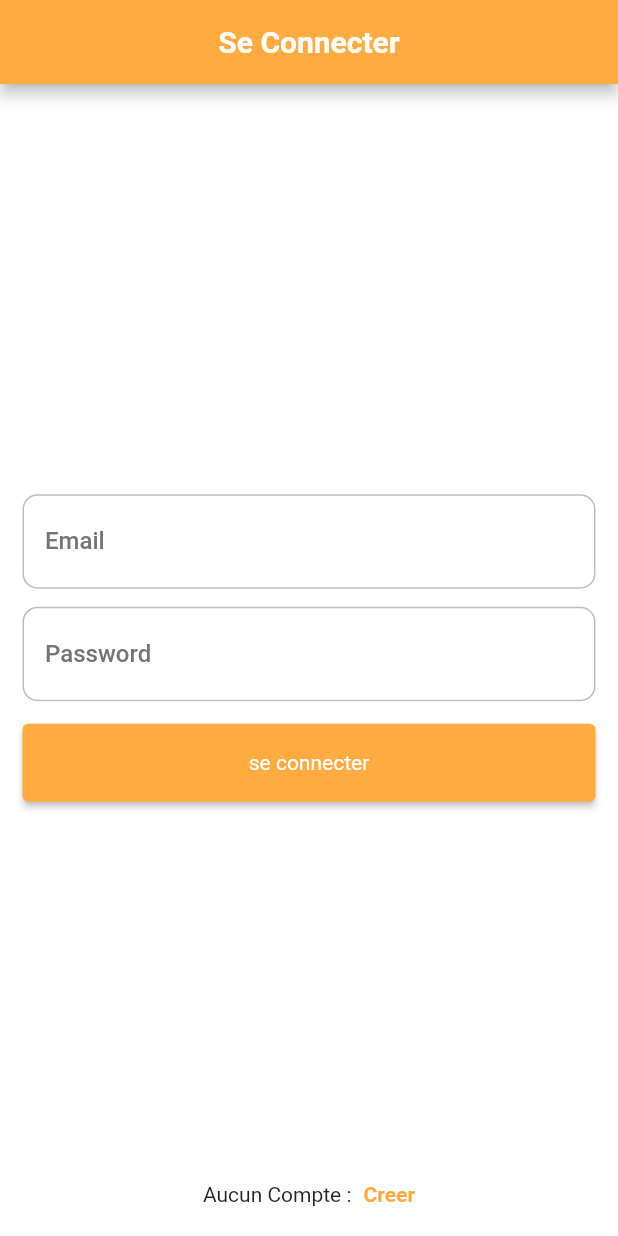
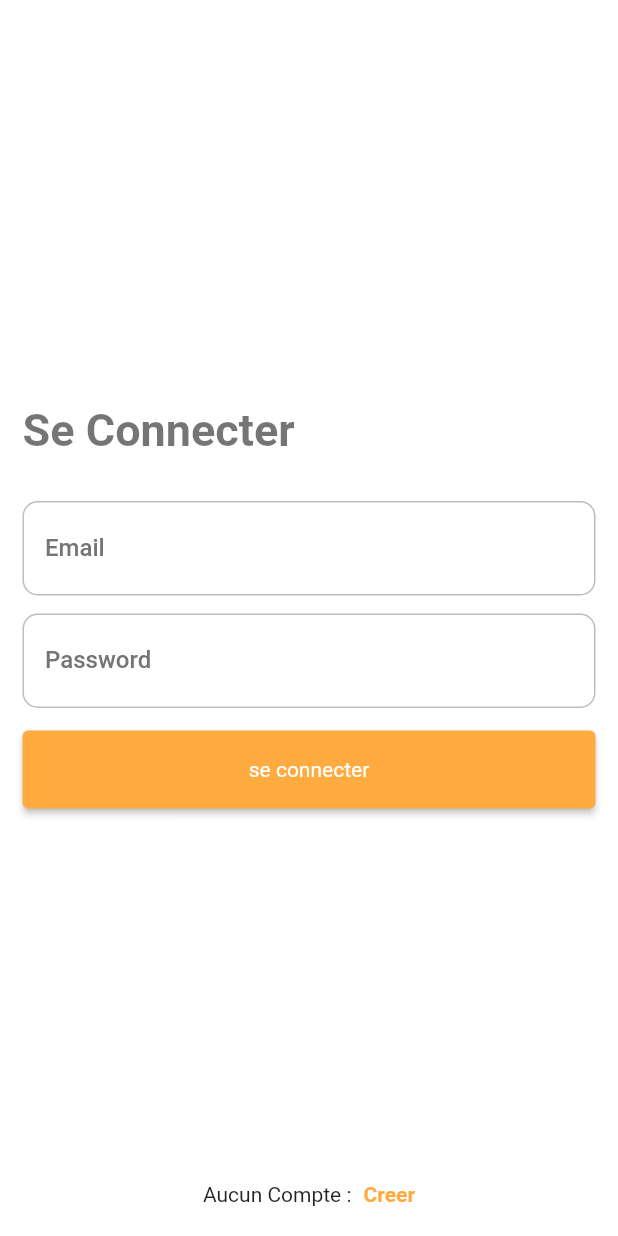
Before and after one commit to prudent-migabo/julishap, a Flutter app: the screen it shows after launch, after a tap on "creer", after a tap on "Connectez Vous", on a phone screen of 412 x 824 dp. Run offline on Flutter 3.47's test engine with Material 2 defaults, Android fonts, the phone set to English and light mode, and no system bars; our stand-ins replace bloc, cloud_firestore, dio, equatable, firebase_auth, firebase_core and 5 more; missing offline and left inert: flutter_map_location_marker; accounts and stored records are empty; Roboto replaces fonts that are missing (Questrial).

Commit message:
login,register screen updated

```diff
--- a/julishap_police/lib/data/models/user_model.dart
+++ b/julishap_police/lib/data/models/user_model.dart
@@ -5,6 +5,7 @@ class UserModel{
   String email;
   String phoneNumber;
   String? docId;
+  String? role;
 
 //<editor-fold desc="Data Methods">
   UserModel({
@@ -12,6 +13,7 @@ class UserModel{
     required this.email,
     required this.phoneNumber,
     this.docId,
+    this.role,
   });
 
   @override
@@ -43,12 +45,14 @@ class UserModel{
     String? email,
     String? phoneNumber,
     String? docId,
+    String? role,
   }) {
     return UserModel(
       name: name ?? this.name,
       email: email ?? this.email,
       phoneNumber: phoneNumber ?? this.phoneNumber,
       docId: docId ?? this.docId,
+      role: role?? this.role,
     );
   }
 
@@ -58,6 +62,7 @@ class UserModel{
       'email': this.email,
       'phoneNumber': this.phoneNumber,
       'docId': this.docId,
+      'role':'police',
     };
   }
 
@@ -69,6 +74,7 @@ class UserModel{
       email: map['email'] as String,
       phoneNumber: map['phoneNumber'] as String,
       docId: doc.id as String,
+      role: map['role'],
     );
   }
 
--- /dev/null
+++ b/julishap_police/lib/data/repositories/user_repository.dart
@@ -0,0 +1,10 @@
+
+import 'package:julishap_police/data/data.dart';
+import 'package:julishap_police/utils/constants.dart';
+
+class UserRepository{
+
+  Stream userDetails(String uid){
+    return usersRef.doc(uid).snapshots().map((doc) => UserModel.fromDoc(doc));
+  }
+}
--- a/julishap_police/lib/main.dart
+++ b/julishap_police/lib/main.dart
@@ -5,6 +5,7 @@ import 'package:flutter_bloc/flutter_bloc.dart';
 import 'package:julishap_police/config/routes.dart';
 import 'package:julishap_police/config/theming.dart';
 import 'package:julishap_police/data/data.dart';
+import 'package:julishap_police/data/repositories/user_repository.dart';
 import 'package:julishap_police/wrapper.dart';
 
 import 'business_logic/cubits/cubits.dart';
@@ -30,6 +31,7 @@ class MyApp extends StatelessWidget {
       providers: [
         RepositoryProvider<MapRepository>(create: (context)=>MapRepository()),
         RepositoryProvider<AuthRepository>(create: (context)=>AuthRepository(auth: FirebaseAuth.instance)),
+        RepositoryProvider<UserRepository>(create: (context)=>UserRepository()),
         RepositoryProvider(create: (context)=>AlertsRepository()),
         BlocProvider(create: (context)=>AuthCubit(authRepository: context.read<AuthRepository>())),
         BlocProvider<AuthStreamCubit>(create: (context)=>AuthStreamCubit(authRepository: context.read<AuthRepository>())),
--- a/julishap_police/lib/presentation/screens/dashoard_screen/components/recent_notifications.dart
+++ b/julishap_police/lib/presentation/screens/dashoard_screen/components/recent_notifications.dart
@@ -2,6 +2,7 @@ import 'package:flutter/material.dart';
 import 'package:flutter_bloc/flutter_bloc.dart';
 import 'package:julishap_police/business_logic/cubits/cubits.dart';
 import 'package:julishap_police/data/data.dart';
+import 'package:julishap_police/utils/methods_helper.dart';
 
 class RecentNofication extends StatelessWidget {
   const RecentNofication({Key? key}) : super(key: key);
@@ -25,7 +26,7 @@ class RecentNofication extends StatelessWidget {
             return ListTile(
               contentPadding: EdgeInsets.symmetric(horizontal: 0),
               title: Text(alert.reason,style: TextStyle(fontWeight: FontWeight.bold),),
-              subtitle: Text('Chez ${alert.senderName} le ${alert.date}'),
+              subtitle: Text('Chez ${alert.senderName} le ${MethodsHelper.timeFormatter(alert.date)}'),
               trailing: Text(alert.status=='pending'?'en attente':alert.status=='accepted'?"acceptée":"declinée",
                 style: TextStyle(
                     color: alert.status=='accepted'?
--- a/julishap_police/lib/presentation/screens/history_screen/history_screen.dart
+++ b/julishap_police/lib/presentation/screens/history_screen/history_screen.dart
@@ -1,5 +1,6 @@
 import 'package:flutter/material.dart';
 import 'package:flutter_bloc/flutter_bloc.dart';
+import 'package:julishap_police/utils/methods_helper.dart';
 import '../../../business_logic/cubits/cubits.dart';
 import '../../../data/data.dart';
 
@@ -30,7 +31,7 @@ class HistoryScreen extends StatelessWidget {
 
                 return ListTile(
                   title: Text(alert.reason,style: const TextStyle(fontWeight: FontWeight.bold),),
-                  subtitle: Text('Chez ${alert.senderName} le ${alert.date}'),
+                  subtitle: Text('Chez ${alert.senderName} le ${MethodsHelper.timeFormatter(alert.date)}'),
                   trailing: Text(alert.status=='completed'?'completée':"inconnu",
                     style: TextStyle(color: Colors.green),),
                 );
--- a/julishap_police/lib/presentation/screens/login_screen/login_screen.dart
+++ b/julishap_police/lib/presentation/screens/login_screen/login_screen.dart
@@ -29,10 +29,10 @@ class LoginScreen extends StatelessWidget {
       },
       builder: (context, state){
       return Scaffold(
-        appBar: AppBar(
-          centerTitle: true,
-          title: Text('Se Connecter'),
-        ),
+        // appBar: AppBar(
+        //   centerTitle: true,
+        //   title: Text('Se Connecter'),
+        // ),
         body: Container(
           padding: const EdgeInsets.symmetric(horizontal: 15, vertical: 20),
           child: Column(
@@ -46,6 +46,10 @@ class LoginScreen extends StatelessWidget {
                     mainAxisAlignment: MainAxisAlignment.center,
                     crossAxisAlignment: CrossAxisAlignment.stretch,
                     children: [
+                      Text('Se Connecter',style: Theme.of(context).textTheme.displaySmall!.copyWith(fontWeight: FontWeight.bold),),
+                      const SizedBox(
+                        height: 30,
+                      ),
                       TextFormField(
                         controller: _email,
                         decoration: const InputDecoration(
--- a/julishap_police/lib/presentation/screens/notification_screen/notification_screen.dart
+++ b/julishap_police/lib/presentation/screens/notification_screen/notification_screen.dart
@@ -3,6 +3,7 @@ import 'package:flutter_bloc/flutter_bloc.dart';
 import 'package:julishap_police/business_logic/cubits/cubits.dart';
 import 'package:julishap_police/data/data.dart';
 import 'package:julishap_police/presentation/screens/screens.dart';
+import 'package:julishap_police/utils/utils.dart';
 
 class NotificationScreen extends StatelessWidget {
   static const String routeName= '/notification';
@@ -37,7 +38,7 @@ class NotificationScreen extends StatelessWidget {
                 child: ListTile(
                   contentPadding: EdgeInsets.symmetric(horizontal: 0),
                   title: Text(alert.reason,style: TextStyle(fontWeight: FontWeight.bold),),
-                  subtitle: Text('Chez ${alert.senderName} le ${alert.date}'),
+                  subtitle: Text('Chez ${alert.senderName} le ${MethodsHelper.timeFormatter(alert.date)}'),
                   trailing: Text(alert.status=='pending'?'en attente':alert.status=='accepted'?"acceptée":"declinée",
                     style: TextStyle(
                         color: alert.status=='accepted'?
--- a/julishap_police/lib/presentation/screens/register_screen/register_screen.dart
+++ b/julishap_police/lib/presentation/screens/register_screen/register_screen.dart
@@ -42,10 +42,10 @@ class RegisterScreen extends StatelessWidget {
         },
         builder: (context, state){
       return Scaffold(
-        appBar: AppBar(
-          centerTitle: true,
-          title: const Text('Creer Compte'),
-        ),
+        // appBar: AppBar(
+        //   centerTitle: true,
+        //   title: const Text('Creer Compte'),
+        // ),
         body: LayoutBuilder(
           builder: (context, constraints){
             return SingleChildScrollView(
@@ -64,6 +64,10 @@ class RegisterScreen extends StatelessWidget {
                             mainAxisAlignment: MainAxisAlignment.center,
                             crossAxisAlignment: CrossAxisAlignment.stretch,
                             children: [
+                              Text('Creer Compte',style: Theme.of(context).textTheme.displaySmall!.copyWith(fontWeight: FontWeight.bold),),
+                              const SizedBox(
+                                height: 30,
+                              ),
                               TextFormField(
                                 controller: _name,
                                   decoration: const InputDecoration(
--- a/julishap_police/lib/presentation/screens/screens.dart
+++ b/julishap_police/lib/presentation/screens/screens.dart
@@ -6,3 +6,4 @@ export 'map_screen/map_screen.dart';
 export 'register_screen/register_screen.dart';
 export 'home_screen/home_screen.dart';
 export 'dashoard_screen/dashboard_screen.dart';
+export 'check_role_screen/check_role_screen.dart';
--- a/julishap_police/lib/utils/utils.dart
+++ b/julishap_police/lib/utils/utils.dart
@@ -1,2 +1,3 @@
 export 'constants.dart';
 export 'error_dialog.dart';
+export 'methods_helper.dart';
--- a/julishap_police/lib/wrapper.dart
+++ b/julishap_police/lib/wrapper.dart
@@ -18,7 +18,7 @@ class _WrapperState extends State<Wrapper> {
     return BlocBuilder<AuthStreamCubit,AuthStreamState>(
         builder: (context,state){
              if(state.streamStatus==AuthStreamStatus.authenticated){
-               return HomeScreen();
+               return const CheckRoleScreen();
              }
             return BlocBuilder<AuthSwitchCubit,bool>(
                 builder: (context,state){
--- a/lib/presentation/screens/history_screen/history_screen.dart
+++ b/lib/presentation/screens/history_screen/history_screen.dart
@@ -3,6 +3,7 @@ import 'package:flutter_bloc/flutter_bloc.dart';
 
 import '../../../business_logic/cubits/cubits.dart';
 import '../../../data/data.dart';
+import '../../../utils/utils.dart';
 
 class HistoryScreen extends StatelessWidget {
   static const String routeName= '/history';
@@ -28,7 +29,7 @@ class HistoryScreen extends StatelessWidget {
 
                 return ListTile(
                   title: Text(alert.reason,style: TextStyle(fontWeight: FontWeight.bold),),
-                  subtitle: Text(alert.date),
+                  subtitle: Text(MethodsHelper.timeFormatter(alert.date)),
                   trailing: Text(alert.status=='completed'?'completée':"inconnu",
                     style: TextStyle(color: Colors.green),),
                 );
--- a/lib/presentation/screens/notification_screen/notification_screen.dart
+++ b/lib/presentation/screens/notification_screen/notification_screen.dart
@@ -2,6 +2,7 @@ import 'package:flutter/material.dart';
 import 'package:flutter_bloc/flutter_bloc.dart';
 import 'package:julishap_civil/business_logic/cubits/cubits.dart';
 import 'package:julishap_civil/data/data.dart';
+import 'package:julishap_civil/utils/methods_helper.dart';
 
 class NotificationScreen extends StatelessWidget {
   static const String routeName= '/notification';
@@ -27,7 +28,7 @@ class NotificationScreen extends StatelessWidget {
 
               return ListTile(
                 title: Text(alert.reason,style: TextStyle(fontWeight: FontWeight.bold),),
-                subtitle: Text(alert.date),
+                subtitle: Text(MethodsHelper.timeFormatter(alert.date)),
                 trailing: Text(alert.status=='pending'?'en attente':alert.status=='accepted'?"acceptée":"declinée",
                   style: TextStyle(color: alert.status=='accepted'?Colors.green:Colors.grey),),
               );
--- a/lib/presentation/screens/register_screen/register_screen.dart
+++ b/lib/presentation/screens/register_screen/register_screen.dart
@@ -64,6 +64,10 @@ class RegisterScreen extends StatelessWidget {
                             mainAxisAlignment: MainAxisAlignment.center,
                             crossAxisAlignment: CrossAxisAlignment.stretch,
                             children: [
+                              Text('Creer Compte',style: Theme.of(context).textTheme.displaySmall!.copyWith(fontWeight: FontWeight.bold),),
+                              const SizedBox(
+                                height: 30,
+                              ),
                               TextFormField(
                                 controller: _name,
                                   decoration: const InputDecoration(
--- a/lib/utils/utils.dart
+++ b/lib/utils/utils.dart
@@ -1,2 +1,3 @@
 export 'constants.dart';
 export 'error_dialog.dart';
+export 'methods_helper.dart';
```
Also changed, not shown: julishap_police/lib/presentation/screens/check_role_screen/check_role_screen.dart (added, +46 -0 lines), julishap_police/lib/presentation/screens/home_screen/home_screen.dart (+9 -0 lines), julishap_police/lib/utils/methods_helper.dart (added, +12 -0 lines), lib/presentation/screens/login_screen/login_screen.dart (+8 -4 lines), lib/utils/methods_helper.dart (added, +12 -0 lines).
